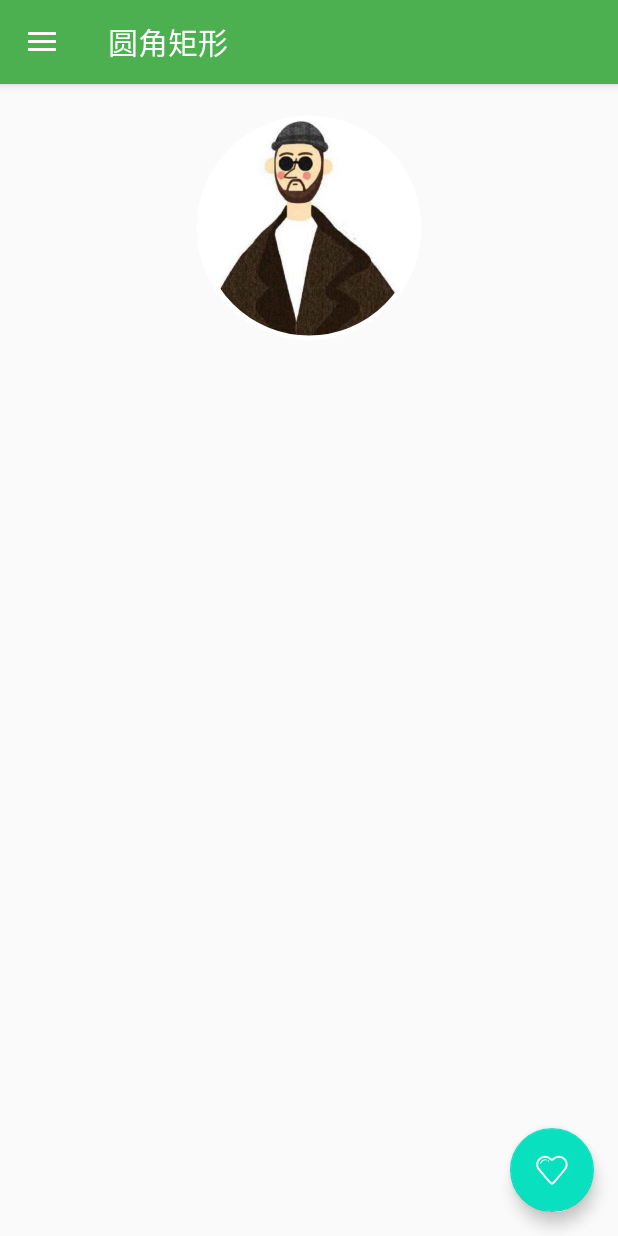
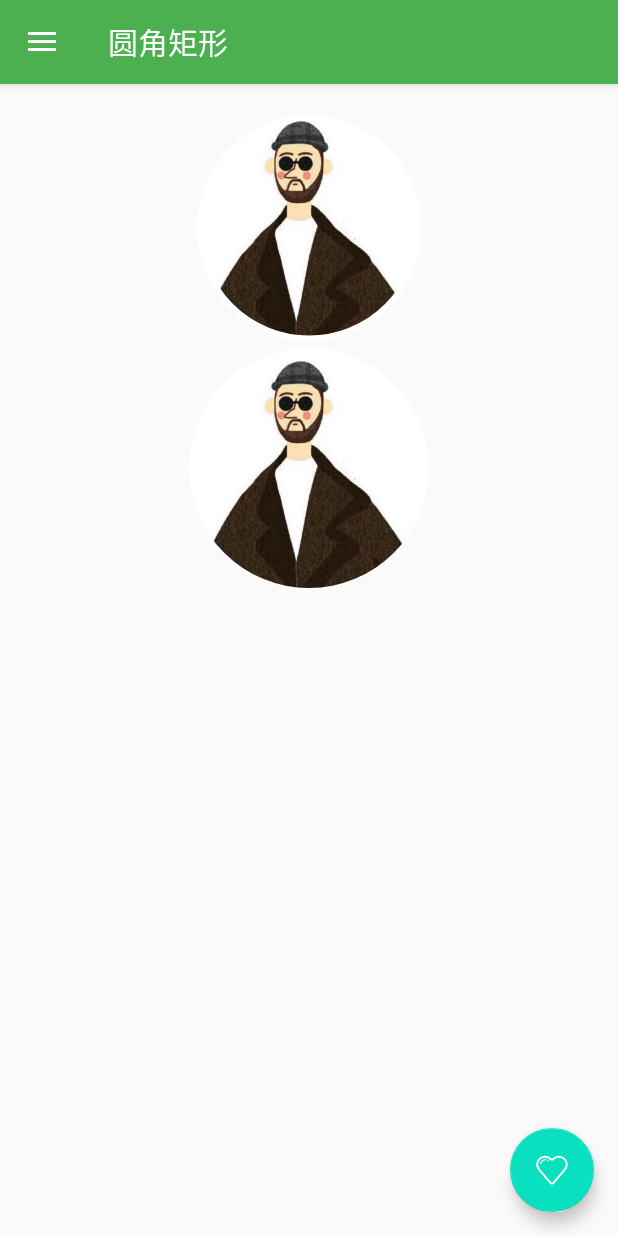
Before and after one commit to ggggxiaolong/CustomView, an Android app: the screen it shows after launch (MainActivity), in the side drawer, after a tap on "圆形头像", on a phone screen of 412 x 824 dp. Run offline under Robolectric (Android 15) with nearby library versions, the phone set to English and light mode, and no system bars; our stand-ins replace CircleImageView.

Commit message:
添加使用自定义drawable未完成圆角头像

```diff
--- a/app/src/main/java/com/github/ggggxiaolong/customview/avatar/AvatarFragment.java
+++ b/app/src/main/java/com/github/ggggxiaolong/customview/avatar/AvatarFragment.java
@@ -1,11 +1,14 @@
 package com.github.ggggxiaolong.customview.avatar;
 
+import android.graphics.Bitmap;
+import android.graphics.BitmapFactory;
 import android.os.Bundle;
 import android.support.annotation.Nullable;
 import android.support.v4.app.Fragment;
 import android.view.LayoutInflater;
 import android.view.View;
 import android.view.ViewGroup;
+import android.widget.ImageView;
 
 import com.github.ggggxiaolong.customview.R;
 
@@ -14,6 +17,10 @@ public final class AvatarFragment extends Fragment {
     @Nullable
     @Override
     public View onCreateView(LayoutInflater inflater, @Nullable ViewGroup container, @Nullable Bundle savedInstanceState) {
-        return inflater.inflate(R.layout.fragment_avatar,container,false);
+        View view = inflater.inflate(R.layout.fragment_avatar, container, false);
+        ImageView image = (ImageView) view.findViewById(R.id.image);
+        Bitmap bitmap = BitmapFactory.decodeResource(container.getResources(), R.drawable.nav_header);
+        image.setImageDrawable(new AvatarImageDrawable(bitmap));
+        return view;
     }
 }
--- /dev/null
+++ b/app/src/main/java/com/github/ggggxiaolong/customview/avatar/AvatarImageDrawable.java
@@ -0,0 +1,61 @@
+package com.github.ggggxiaolong.customview.avatar;
+
+import android.graphics.Bitmap;
+import android.graphics.BitmapShader;
+import android.graphics.Canvas;
+import android.graphics.ColorFilter;
+import android.graphics.Paint;
+import android.graphics.PixelFormat;
+import android.graphics.Shader;
+import android.graphics.drawable.Drawable;
+
+/**
+ * 张鸿洋的博客
+ * http://blog.csdn.net/lmj623565791/article/details/43752383
+ */
+public final class AvatarImageDrawable extends Drawable {
+
+    private BitmapShader mShader;
+    private int mWidth;
+    private Paint mPaint;
+
+    public AvatarImageDrawable(Bitmap bitmap) {
+        mShader = new BitmapShader(bitmap, Shader.TileMode.CLAMP, Shader.TileMode.CLAMP);
+        mWidth = Math.min(bitmap.getWidth(), bitmap.getHeight());
+        mPaint = new Paint();
+        mPaint.setAntiAlias(true);
+        mPaint.setShader(mShader);
+    }
+
+    @Override
+    public void draw(Canvas canvas) {
+        canvas.drawCircle(mWidth / 2, mWidth / 2, mWidth / 2, mPaint);
+    }
+
+    @Override
+    public void setAlpha(int i) {
+        mPaint.setAlpha(i);
+    }
+
+    //当设置的值为Wrap_content时返回bitmap的宽度
+    @Override
+    public int getIntrinsicWidth() {
+        return mWidth;
+    }
+
+    //当设置的值为Wrap_content时返回bitmap的宽度
+    @Override
+    public int getIntrinsicHeight() {
+        return mWidth;
+    }
+
+    @Override
+    public void setColorFilter(ColorFilter colorFilter) {
+        mPaint.setColorFilter(colorFilter);
+    }
+
+    @Override
+    public int getOpacity() {
+        return PixelFormat.TRANSLUCENT;
+    }
+}
--- a/app/src/main/res/layout/fragment_avatar.xml
+++ b/app/src/main/res/layout/fragment_avatar.xml
@@ -18,5 +18,10 @@
             android:layout_height="160dp"
             android:src="@drawable/nav_header"/>
 
+        <ImageView
+            android:id="@+id/image"
+            android:layout_width="160dp"
+            android:layout_height="160dp"/>
+
     </LinearLayout>
 </ScrollView>
--- a/app/src/main/res/values/strings.xml
+++ b/app/src/main/res/values/strings.xml
@@ -28,5 +28,4 @@
     <string name="navigation_drawer_open">开启</string>
     <string name="navigation_drawer_close">关闭</string>
 
-    <string name="action_settings">Settings</string>
 </resources>
```
